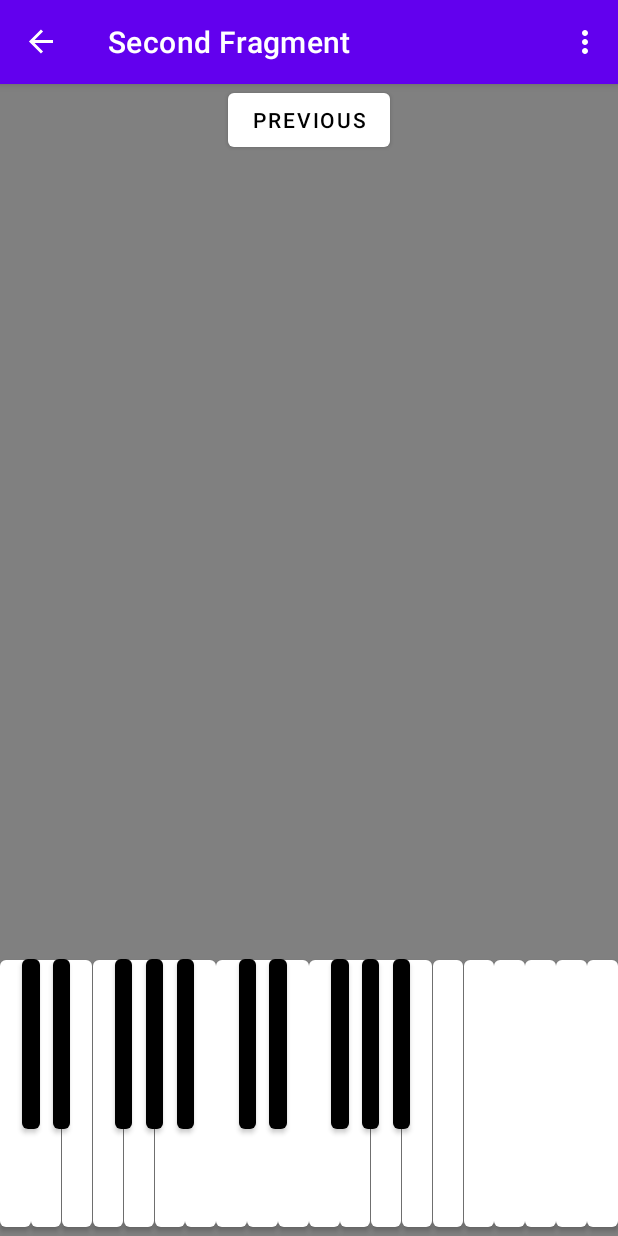
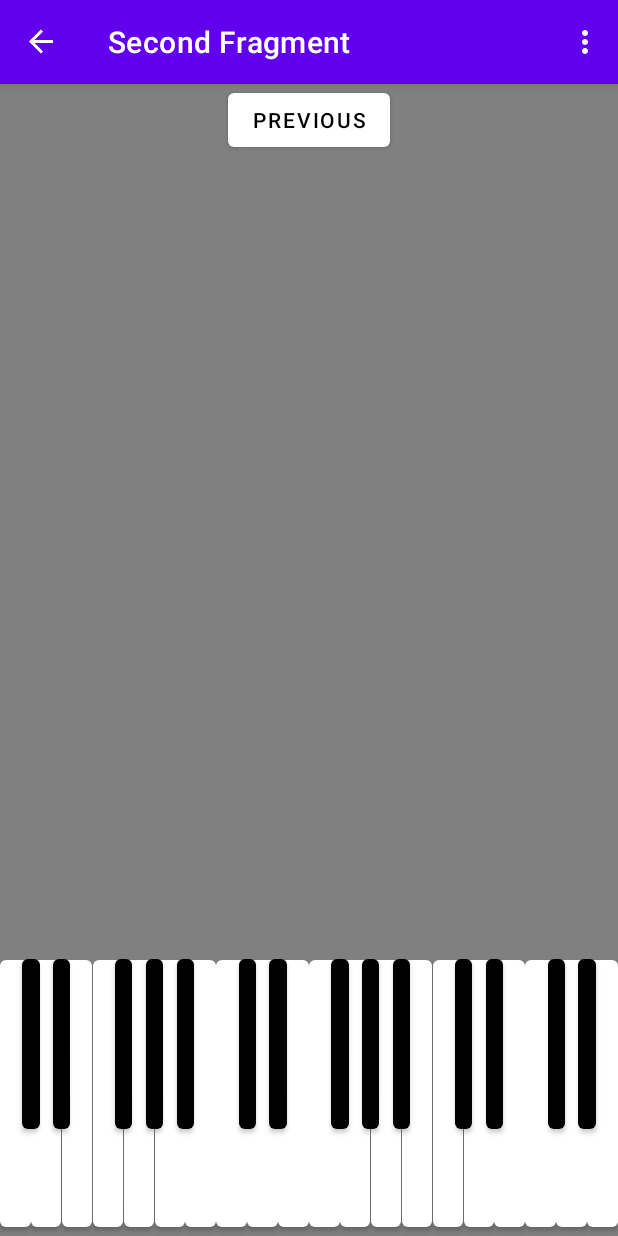
Before and after one commit to DavidRadberg/PitchTrainer, an Android app: the SecondFragment screen opened through its navigation route, on a phone screen of 412 x 824 dp. Run offline under Robolectric (Android 15) with nearby library versions, the phone set to English and light mode, and no system bars; our stand-ins replace navigation-ui.

Commit message:
Adding remainding keys

```diff
--- a/app/src/main/res/layout/fragment_second.xml
+++ b/app/src/main/res/layout/fragment_second.xml
@@ -696,6 +696,61 @@
         android:orientation="vertical"
         app:layout_constraintGuide_percent=".664" />
 
+    <androidx.constraintlayout.widget.Guideline
+        android:id="@+id/guideline_74"
+        android:layout_width="wrap_content"
+        android:layout_height="wrap_content"
+        android:orientation="vertical"
+        app:layout_constraintGuide_percent=".736" />
+
+    <androidx.constraintlayout.widget.Guideline
+        android:id="@+id/guideline_76"
+        android:layout_width="wrap_content"
+        android:layout_height="wrap_content"
+        android:orientation="vertical"
+        app:layout_constraintGuide_percent=".764" />
+
+    <androidx.constraintlayout.widget.Guideline
+        android:id="@+id/guideline_79"
+        android:layout_width="wrap_content"
+        android:layout_height="wrap_content"
+        android:orientation="vertical"
+        app:layout_constraintGuide_percent=".786" />
+
+    <androidx.constraintlayout.widget.Guideline
+        android:id="@+id/guideline_81"
+        android:layout_width="wrap_content"
+        android:layout_height="wrap_content"
+        android:orientation="vertical"
+        app:layout_constraintGuide_percent=".814" />
+
+    <androidx.constraintlayout.widget.Guideline
+        android:id="@+id/guideline_89"
+        android:layout_width="wrap_content"
+        android:layout_height="wrap_content"
+        android:orientation="vertical"
+        app:layout_constraintGuide_percent=".886" />
+
+    <androidx.constraintlayout.widget.Guideline
+        android:id="@+id/guideline_91"
+        android:layout_width="wrap_content"
+        android:layout_height="wrap_content"
+        android:orientation="vertical"
+        app:layout_constraintGuide_percent=".914" />
+
+    <androidx.constraintlayout.widget.Guideline
+        android:id="@+id/guideline_94"
+        android:layout_width="wrap_content"
+        android:layout_height="wrap_content"
+        android:orientation="vertical"
+        app:layout_constraintGuide_percent=".936" />
+
+    <androidx.constraintlayout.widget.Guideline
+        android:id="@+id/guideline_96"
+        android:layout_width="wrap_content"
+        android:layout_height="wrap_content"
+        android:orientation="vertical"
+        app:layout_constraintGuide_percent=".964" />
 
     <Button
         android:id="@+id/button_db3"
@@ -843,6 +898,64 @@
         app:layout_constraintStart_toStartOf="@+id/guideline_64"
         tools:ignore="SpeakableTextPresentCheck,TouchTargetSizeCheck" />
 
+    <Button
+        android:id="@+id/button_db5"
+        android:layout_width="0dp"
+        android:layout_height="125dp"
+
+        android:layout_marginBottom="65dp"
+        android:theme="@style/Button.Black"
+        app:layout_constraintBottom_toBottomOf="parent"
+        app:layout_constraintEnd_toStartOf="@+id/guideline_76"
+        app:layout_constraintHorizontal_bias="1.0"
+        app:layout_constraintLeft_toLeftOf="@+id/guideline_74"
+        app:layout_constraintStart_toStartOf="@+id/guideline_74"
+        tools:ignore="SpeakableTextPresentCheck,TouchTargetSizeCheck" />
+
+    <Button
+        android:id="@+id/button_eb5"
+        android:layout_width="0dp"
+        android:layout_height="125dp"
+        android:layout_marginBottom="65dp"
+
+        android:elevation="100dp"
+        android:theme="@style/Button.Black"
+        app:layout_constraintBottom_toBottomOf="parent"
+        app:layout_constraintEnd_toStartOf="@+id/guideline_81"
+        app:layout_constraintHorizontal_bias="1.0"
+        app:layout_constraintLeft_toLeftOf="@+id/guideline_79"
+        app:layout_constraintStart_toStartOf="@+id/guideline_79"
+        tools:ignore="SpeakableTextPresentCheck,TouchTargetSizeCheck" />
+
+    <Button
+        android:id="@+id/button_gb5"
+        android:layout_width="0dp"
+        android:layout_height="125dp"
+        android:layout_marginBottom="65dp"
+
+        android:elevation="100dp"
+        android:theme="@style/Button.Black"
+        app:layout_constraintBottom_toBottomOf="parent"
+        app:layout_constraintEnd_toStartOf="@+id/guideline_91"
+        app:layout_constraintHorizontal_bias="1.0"
+        app:layout_constraintLeft_toLeftOf="@+id/guideline_89"
+        app:layout_constraintStart_toStartOf="@+id/guideline_89"
+        tools:ignore="TouchTargetSizeCheck,SpeakableTextPresentCheck" />
+
+    <Button
+        android:id="@+id/button_ab5"
+        android:layout_width="0dp"
+        android:layout_height="125dp"
+
+        android:layout_marginBottom="65dp"
+        android:theme="@style/Button.Black"
+        app:layout_constraintBottom_toBottomOf="parent"
+        app:layout_constraintEnd_toStartOf="@+id/guideline_96"
+        app:layout_constraintHorizontal_bias="1.0"
+        app:layout_constraintLeft_toLeftOf="@+id/guideline_94"
+        app:layout_constraintStart_toStartOf="@+id/guideline_94"
+        tools:ignore="SpeakableTextPresentCheck,TouchTargetSizeCheck" />
+
 
 
 </androidx.constraintlayout.widget.ConstraintLayout>
```
